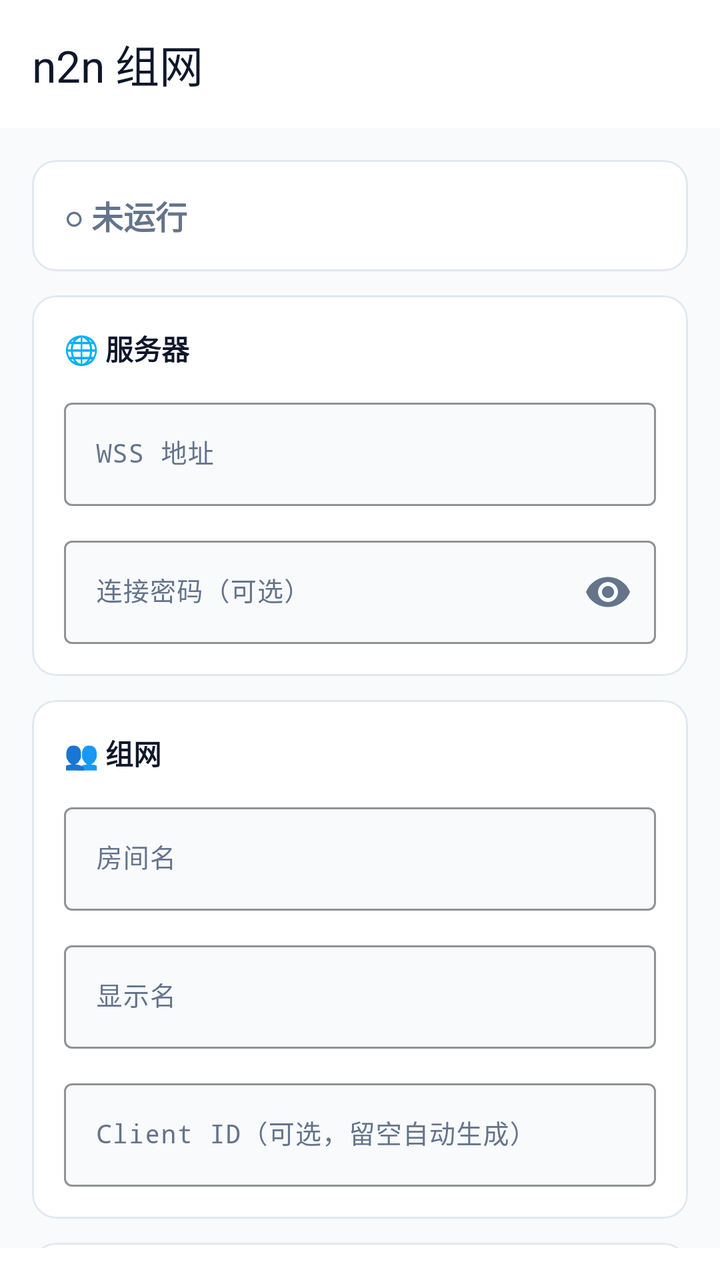
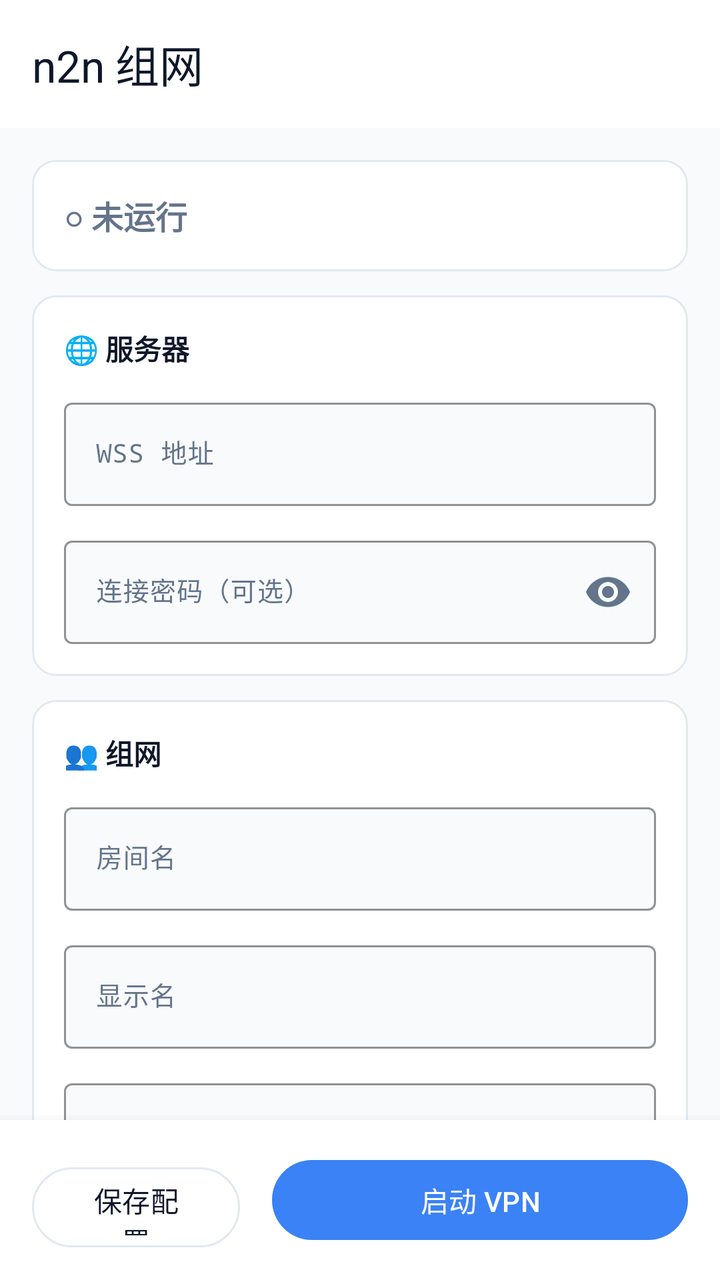

Two renders of the same Android screen: before a commit and after it. Below are the layout's source before the change and the commit's diff.
<!-- AndroidManifest.xml: application theme Theme.N2n -->
<!-- res/layout/activity_main.xml -->
<?xml version="1.0" encoding="utf-8"?>
<androidx.coordinatorlayout.widget.CoordinatorLayout
    xmlns:android="http://schemas.android.com/apk/res/android"
    xmlns:app="http://schemas.android.com/apk/res-auto"
    android:layout_width="match_parent"
    android:layout_height="match_parent"
    android:background="@color/brand_bg">

    <com.google.android.material.appbar.AppBarLayout
        android:layout_width="match_parent"
        android:layout_height="wrap_content"
        android:background="@color/brand_surface"
        app:elevation="0dp">

        <com.google.android.material.appbar.MaterialToolbar
            android:id="@+id/toolbar"
            android:layout_width="match_parent"
            android:layout_height="?attr/actionBarSize"
            app:title="@string/title_app"
            app:titleTextColor="@color/brand_text" />
    </com.google.android.material.appbar.AppBarLayout>

    <androidx.core.widget.NestedScrollView
        android:layout_width="match_parent"
        android:layout_height="match_parent"
        android:clipToPadding="false"
        android:paddingBottom="96dp"
        app:layout_behavior="@string/appbar_scrolling_view_behavior">

        <LinearLayout
            android:layout_width="match_parent"
            android:layout_height="wrap_content"
            android:orientation="vertical"
            android:padding="16dp">

            
            <com.google.android.material.card.MaterialCardView
                android:id="@+id/cardStatus"
                android:layout_width="match_parent"
                android:layout_height="wrap_content"
                android:layout_marginBottom="12dp"
                app:cardBackgroundColor="@color/brand_surface"
                app:cardCornerRadius="12dp"
                app:cardElevation="0dp"
                app:strokeColor="@color/brand_border"
                app:strokeWidth="1dp">

                <LinearLayout
                    android:layout_width="match_parent"
                    android:layout_height="wrap_content"
                    android:orientation="vertical"
                    android:padding="16dp">

                    <TextView
                        android:id="@+id/tvStatus"
                        android:layout_width="wrap_content"
                        android:layout_height="wrap_content"
                        android:text="@string/status_stopped"
                        android:textColor="@color/brand_text_dim"
                        android:textSize="16sp"
                        android:textStyle="bold" />

                    <TextView
                        android:id="@+id/tvVirtualIp"
                        android:layout_width="match_parent"
                        android:layout_height="wrap_content"
                        android:layout_marginTop="8dp"
                        android:fontFamily="monospace"
                        android:text="虚拟 IP: --"
                        android:textColor="@color/brand_text"
                        android:textSize="13sp"
                        android:visibility="gone" />

                    <TextView
                        android:id="@+id/tvClientId"
                        android:layout_width="match_parent"
                        android:layout_height="wrap_content"
                        android:layout_marginTop="2dp"
                        android:ellipsize="middle"
                        android:fontFamily="monospace"
                        android:singleLine="true"
                        android:text="Client ID: --"
                        android:textColor="@color/brand_text_dim"
                        android:textSize="12sp"
                        android:visibility="gone" />

                    <TextView
                        android:id="@+id/tvShareUrl"
                        android:layout_width="match_parent"
                        android:layout_height="wrap_content"
                        android:layout_marginTop="8dp"
                        android:autoLink="web"
                        android:fontFamily="monospace"
                        android:textColor="@color/brand_accent"
                        android:textSize="12sp"
                        android:visibility="gone" />
                </LinearLayout>
            </com.google.android.material.card.MaterialCardView>

            
            <com.google.android.material.card.MaterialCardView
                android:layout_width="match_parent"
                android:layout_height="wrap_content"
                android:layout_marginBottom="12dp"
                app:cardBackgroundColor="@color/brand_surface"
                app:cardCornerRadius="12dp"
                app:cardElevation="0dp"
                app:strokeColor="@color/brand_border"
                app:strokeWidth="1dp">

                <LinearLayout
                    android:layout_width="match_parent"
                    android:layout_height="wrap_content"
                    android:orientation="vertical"
                    android:padding="16dp">

                    <TextView
                        android:layout_width="wrap_content"
                        android:layout_height="wrap_content"
                        android:layout_marginBottom="12dp"
                        android:text="@string/card_server"
                        android:textColor="@color/brand_text"
                        android:textSize="14sp"
                        android:textStyle="bold" />

                    <com.google.android.material.textfield.TextInputLayout
                        style="@style/Widget.N2n.TextInputLayout"
                        android:layout_width="match_parent"
                        android:layout_height="wrap_content"
                        android:hint="@string/hint_wss"
                        app:boxBackgroundColor="@color/brand_bg">

                        <com.google.android.material.textfield.TextInputEditText
                            android:id="@+id/etSignalingUrl"
                            android:layout_width="match_parent"
                            android:layout_height="wrap_content"
                            android:fontFamily="monospace"
                            android:inputType="textUri"
                            android:maxLines="1"
                            android:textColor="@color/brand_text"
                            android:textSize="13sp" />
                    </com.google.android.material.textfield.TextInputLayout>

                    <com.google.android.material.textfield.TextInputLayout
                        style="@style/Widget.N2n.TextInputLayout"
                        android:layout_width="match_parent"
                        android:layout_height="wrap_content"
                        android:layout_marginTop="12dp"
                        android:hint="@string/hint_token"
                        app:boxBackgroundColor="@color/brand_bg"
                        app:endIconMode="password_toggle">

                        <com.google.android.material.textfield.TextInputEditText
                            android:id="@+id/etConnectToken"
                            android:layout_width="match_parent"
                            android:layout_height="wrap_content"
                            android:fontFamily="monospace"
                            android:inputType="textPassword"
                            android:maxLines="1"
                            android:textColor="@color/brand_text"
                            android:textSize="13sp" />
                    </com.google.android.material.textfield.TextInputLayout>
                </LinearLayout>
            </com.google.android.material.card.MaterialCardView>

            
            <com.google.android.material.card.MaterialCardView
                android:layout_width="match_parent"
                android:layout_height="wrap_content"
                android:layout_marginBottom="12dp"
                app:cardBackgroundColor="@color/brand_surface"
                app:cardCornerRadius="12dp"
                app:cardElevation="0dp"
                app:strokeColor="@color/brand_border"
                app:strokeWidth="1dp">

                <LinearLayout
                    android:layout_width="match_parent"
                    android:layout_height="wrap_content"
                    android:orientation="vertical"
                    android:padding="16dp">

                    <TextView
                        android:layout_width="wrap_content"
                        android:layout_height="wrap_content"
                        android:layout_marginBottom="12dp"
                        android:text="@string/card_network"
                        android:textColor="@color/brand_text"
                        android:textSize="14sp"
                        android:textStyle="bold" />

                    <com.google.android.material.textfield.TextInputLayout
                        style="@style/Widget.N2n.TextInputLayout"
                        android:layout_width="match_parent"
                        android:layout_height="wrap_content"
                        android:hint="@string/hint_room"
                        app:boxBackgroundColor="@color/brand_bg">

                        <com.google.android.material.textfield.TextInputEditText
                            android:id="@+id/etRoomId"
                            android:layout_width="match_parent"
                            android:layout_height="wrap_content"
                            android:fontFamily="monospace"
                            android:inputType="text"
                            android:maxLines="1"
                            android:textColor="@color/brand_text"
                            android:textSize="13sp" />
                    </com.google.android.material.textfield.TextInputLayout>

                    <com.google.android.material.textfield.TextInputLayout
                        style="@style/Widget.N2n.TextInputLayout"
                        android:layout_width="match_parent"
                        android:layout_height="wrap_content"
                        android:layout_marginTop="12dp"
                        android:hint="@string/hint_node_name"
                        app:boxBackgroundColor="@color/brand_bg">

                        <com.google.android.material.textfield.TextInputEditText
                            android:id="@+id/etNodeName"
                            android:layout_width="match_parent"
                            android:layout_height="wrap_content"
                            android:inputType="text"
                            android:maxLines="1"
                            android:textColor="@color/brand_text"
                            android:textSize="13sp" />
                    </com.google.android.material.textfield.TextInputLayout>

                    <com.google.android.material.textfield.TextInputLayout
                        style="@style/Widget.N2n.TextInputLayout"
                        android:layout_width="match_parent"
                        android:layout_height="wrap_content"
                        android:layout_marginTop="12dp"
                        android:hint="@string/hint_client_id"
                        app:boxBackgroundColor="@color/brand_bg">

                        <com.google.android.material.textfield.TextInputEditText
                            android:id="@+id/etClientId"
                            android:layout_width="match_parent"
                            android:layout_height="wrap_content"
                            android:fontFamily="monospace"
                            android:inputType="text"
                            android:maxLines="1"
                            android:textColor="@color/brand_text"
                            android:textSize="13sp" />
                    </com.google.android.material.textfield.TextInputLayout>
                </LinearLayout>
            </com.google.android.material.card.MaterialCardView>

            
            <com.google.android.material.card.MaterialCardView
                android:layout_width="match_parent"
                android:layout_height="wrap_content"
                android:layout_marginBottom="12dp"
                app:cardBackgroundColor="@color/brand_surface"
                app:cardCornerRadius="12dp"
                app:cardElevation="0dp"
                app:strokeColor="@color/brand_border"
                app:strokeWidth="1dp">

                <LinearLayout
                    android:layout_width="match_parent"
                    android:layout_height="wrap_content"
                    android:orientation="vertical"
                    android:padding="16dp">

                    <TextView
                        android:layout_width="wrap_content"
                        android:layout_height="wrap_content"
                        android:layout_marginBottom="8dp"
                        android:text="@string/card_share"
                        android:textColor="@color/brand_text"
                        android:textSize="14sp"
                        android:textStyle="bold" />

                    <TextView
                        android:id="@+id/tvShareDir"
                        android:layout_width="match_parent"
                        android:layout_height="wrap_content"
                        android:ellipsize="middle"
                        android:fontFamily="monospace"
                        android:singleLine="true"
                        android:textColor="@color/brand_text_dim"
                        android:textSize="12sp" />

                    <LinearLayout
                        android:layout_width="match_parent"
                        android:layout_height="wrap_content"
                        android:layout_marginTop="12dp"
                        android:gravity="end"
                        android:orientation="horizontal">

                        <com.google.android.material.button.MaterialButton
                            android:id="@+id/btnPickDir"
                            style="@style/Widget.Material3.Button.OutlinedButton"
                            android:layout_width="wrap_content"
                            android:layout_height="wrap_content"
                            android:layout_marginEnd="8dp"
                            android:text="@string/btn_pick_dir"
                            android:textColor="@color/brand_accent"
                            app:strokeColor="@color/brand_accent" />

                        <com.google.android.material.button.MaterialButton
                            android:id="@+id/btnManageFiles"
                            style="@style/Widget.Material3.Button"
                            android:layout_width="wrap_content"
                            android:layout_height="wrap_content"
                            android:text="@string/btn_manage_files"
                            android:textColor="#FFFFFF"
                            app:backgroundTint="@color/brand_accent" />
                    </LinearLayout>
                </LinearLayout>
            </com.google.android.material.card.MaterialCardView>

            
            <com.google.android.material.card.MaterialCardView
                android:layout_width="match_parent"
                android:layout_height="wrap_content"
                android:layout_marginBottom="12dp"
                app:cardBackgroundColor="@color/brand_surface"
                app:cardCornerRadius="12dp"
                app:cardElevation="0dp"
                app:strokeColor="@color/brand_border"
                app:strokeWidth="1dp">

                <LinearLayout
                    android:layout_width="match_parent"
                    android:layout_height="wrap_content"
                    android:orientation="vertical"
                    android:padding="16dp">

                    <LinearLayout
                        android:layout_width="match_parent"
                        android:layout_height="wrap_content"
                        android:layout_marginBottom="8dp"
                        android:gravity="center_vertical"
                        android:orientation="horizontal">

                        <TextView
                            android:layout_width="0dp"
                            android:layout_height="wrap_content"
                            android:layout_weight="1"
                            android:text="@string/card_peers"
                            android:textColor="@color/brand_text"
                            android:textSize="14sp"
                            android:textStyle="bold" />

                        <TextView
                            android:id="@+id/tvPeerCount"
                            android:layout_width="wrap_content"
                            android:layout_height="wrap_content"
                            android:text="0"
                            android:textColor="@color/brand_text_dim"
                            android:textSize="12sp" />
                    </LinearLayout>

                    <TextView
                        android:id="@+id/tvPeersEmpty"
                        android:layout_width="match_parent"
                        android:layout_height="wrap_content"
                        android:gravity="center"
                        android:paddingVertical="12dp"
                        android:text="@string/empty_peers"
                        android:textColor="@color/brand_text_dim"
                        android:textSize="13sp" />

                    <LinearLayout
                        android:id="@+id/peersContainer"
                        android:layout_width="match_parent"
                        android:layout_height="wrap_content"
                        android:orientation="vertical" />
                </LinearLayout>
            </com.google.android.material.card.MaterialCardView>

        </LinearLayout>
    </androidx.core.widget.NestedScrollView>

    
    <LinearLayout
        android:layout_width="match_parent"
        android:layout_height="wrap_content"
        android:layout_gravity="bottom"
        android:background="@color/brand_surface"
        android:orientation="horizontal"
        android:padding="16dp"
        app:layout_behavior="@string/appbar_scrolling_view_behavior">

        <com.google.android.material.button.MaterialButton
            android:id="@+id/btnSave"
            style="@style/Widget.Material3.Button.OutlinedButton"
            android:layout_width="0dp"
            android:layout_height="48dp"
            android:layout_marginEnd="8dp"
            android:layout_weight="1"
            android:text="@string/btn_save"
            android:textColor="@color/brand_text"
            app:strokeColor="@color/brand_border" />

        <com.google.android.material.button.MaterialButton
            android:id="@+id/btnStart"
            style="@style/Widget.Material3.Button"
            android:layout_width="0dp"
            android:layout_height="48dp"
            android:layout_marginStart="8dp"
            android:layout_weight="2"
            android:text="@string/btn_start"
            android:textColor="#FFFFFF"
            app:backgroundTint="@color/brand_accent" />
    </LinearLayout>

    <com.google.android.material.button.MaterialButton
        android:id="@+id/btnStop"
        style="@style/Widget.Material3.Button"
        android:layout_width="match_parent"
        android:layout_height="48dp"
        android:layout_gravity="bottom"
        android:layout_margin="16dp"
        android:visibility="gone"
        android:text="@string/btn_stop"
        android:textColor="#FFFFFF"
        app:backgroundTint="@color/brand_danger" />

</androidx.coordinatorlayout.widget.CoordinatorLayout>
<!-- resources referenced by this layout -->
<resources>
  <color name="brand_accent">#3B82F6</color>
  <color name="brand_bg">#F8FAFC</color>
  <color name="brand_border">#E2E8F0</color>
  <color name="brand_danger">#DC2626</color>
  <color name="brand_surface">#FFFFFF</color>
  <color name="brand_text">#0F172A</color>
  <color name="brand_text_dim">#64748B</color>
  <string name="btn_manage_files">管理文件</string>
  <string name="btn_pick_dir">选择目录</string>
  <string name="btn_save">保存配置</string>
  <string name="btn_start">启动 VPN</string>
  <string name="btn_stop">停止 VPN</string>
  <string name="card_network">👥 组网</string>
  <string name="card_peers">🌐 已连接节点</string>
  <string name="card_server">🌐 服务器</string>
  <string name="card_share">📁 共享盘</string>
  <string name="empty_peers">暂无其他节点</string>
  <string name="hint_client_id">Client ID（可选，留空自动生成）</string>
  <string name="hint_node_name">显示名</string>
  <string name="hint_room">房间名</string>
  <string name="hint_token">连接密码（可选）</string>
  <string name="hint_wss">WSS 地址</string>
  <string name="status_stopped">○ 未运行</string>
  <string name="title_app">n2n 组网</string>
  <style name="Widget.N2n.TextInputLayout" parent="Widget.Material3.TextInputLayout.OutlinedBox">
          <item name="boxStrokeColor">@color/brand_accent</item>
          <item name="boxStrokeWidth">1dp</item>
          <item name="boxStrokeWidthFocused">2dp</item>
          <item name="hintTextColor">@color/brand_text_dim</item>
          <item name="android:textColorHint">@color/brand_text_dim</item>
      </style>
  <style name="Theme.N2n" parent="Theme.Material3.DayNight.NoActionBar">
          <item name="colorPrimary">@color/brand_accent</item>
          <item name="colorOnPrimary">#FFFFFF</item>
          <item name="colorSurface">@color/brand_surface</item>
          <item name="colorOnSurface">@color/brand_text</item>
          <item name="colorSurfaceVariant">@color/brand_surface_2</item>
          <item name="colorOnSurfaceVariant">@color/brand_text_dim</item>
          <item name="colorError">@color/brand_danger</item>
          <item name="android:windowBackground">@color/brand_bg</item>
          <item name="android:statusBarColor">@color/brand_bg</item>
          <item name="android:navigationBarColor">@color/brand_bg</item>
      </style>
  <color name="brand_surface_2">#F1F5F9</color>
</resources>

<!-- the commit's change to res/layout/activity_main.xml (unified diff, before → after) -->
@@ -1,31 +1,27 @@
 <?xml version="1.0" encoding="utf-8"?>
-<androidx.coordinatorlayout.widget.CoordinatorLayout
-    xmlns:android="http://schemas.android.com/apk/res/android"
+<LinearLayout xmlns:android="http://schemas.android.com/apk/res/android"
     xmlns:app="http://schemas.android.com/apk/res-auto"
     android:layout_width="match_parent"
     android:layout_height="match_parent"
-    android:background="@color/brand_bg">
-
-    <com.google.android.material.appbar.AppBarLayout
+    android:background="@color/brand_bg"
+    android:orientation="vertical">
+
+    
+    <com.google.android.material.appbar.MaterialToolbar
+        android:id="@+id/toolbar"
         android:layout_width="match_parent"
-        android:layout_height="wrap_content"
+        android:layout_height="?attr/actionBarSize"
         android:background="@color/brand_surface"
-        app:elevation="0dp">
-
-        <com.google.android.material.appbar.MaterialToolbar
-            android:id="@+id/toolbar"
-            android:layout_width="match_parent"
-            android:layout_height="?attr/actionBarSize"
-            app:title="@string/title_app"
-            app:titleTextColor="@color/brand_text" />
-    </com.google.android.material.appbar.AppBarLayout>
-
+        app:title="@string/title_app"
+        app:titleTextColor="@color/brand_text" />
+
+    
     <androidx.core.widget.NestedScrollView
         android:layout_width="match_parent"
-        android:layout_height="match_parent"
+        android:layout_height="0dp"
+        android:layout_weight="1"
         android:clipToPadding="false"
-        android:paddingBottom="96dp"
-        app:layout_behavior="@string/appbar_scrolling_view_behavior">
+        android:paddingBottom="16dp">
 
         <LinearLayout
             android:layout_width="match_parent"
@@ -375,48 +371,53 @@
     </androidx.core.widget.NestedScrollView>
 
     
-    <LinearLayout
+    <FrameLayout
         android:layout_width="match_parent"
         android:layout_height="wrap_content"
-        android:layout_gravity="bottom"
         android:background="@color/brand_surface"
-        android:orientation="horizontal"
-        android:padding="16dp"
-        app:layout_behavior="@string/appbar_scrolling_view_behavior">
-
+        android:elevation="8dp"
+        android:padding="16dp">
+
+        
+        <LinearLayout
+            android:id="@+id/bottomBarIdle"
+            android:layout_width="match_parent"
+            android:layout_height="48dp"
+            android:orientation="horizontal">
+
+            <com.google.android.material.button.MaterialButton
+                android:id="@+id/btnSave"
+                style="@style/Widget.Material3.Button.OutlinedButton"
+                android:layout_width="0dp"
+                android:layout_height="48dp"
+                android:layout_marginEnd="8dp"
+                android:layout_weight="1"
+                android:text="@string/btn_save"
+                android:textColor="@color/brand_text"
+                app:strokeColor="@color/brand_border" />
+
+            <com.google.android.material.button.MaterialButton
+                android:id="@+id/btnStart"
+                style="@style/Widget.Material3.Button"
+                android:layout_width="0dp"
+                android:layout_height="48dp"
+                android:layout_marginStart="8dp"
+                android:layout_weight="2"
+                android:text="@string/btn_start"
+                android:textColor="#FFFFFF"
+                app:backgroundTint="@color/brand_accent" />
+        </LinearLayout>
+
+        
         <com.google.android.material.button.MaterialButton
-            android:id="@+id/btnSave"
-            style="@style/Widget.Material3.Button.OutlinedButton"
-            android:layout_width="0dp"
+            android:id="@+id/btnStop"
+            style="@style/Widget.Material3.Button"
+            android:layout_width="match_parent"
             android:layout_height="48dp"
-            android:layout_marginEnd="8dp"
-            android:layout_weight="1"
-            android:text="@string/btn_save"
-            android:textColor="@color/brand_text"
-            app:strokeColor="@color/brand_border" />
-
-        <com.google.android.material.button.MaterialButton
-            android:id="@+id/btnStart"
-            style="@style/Widget.Material3.Button"
-            android:layout_width="0dp"
-            android:layout_height="48dp"
-            android:layout_marginStart="8dp"
-            android:layout_weight="2"
-            android:text="@string/btn_start"
+            android:text="@string/btn_stop"
             android:textColor="#FFFFFF"
-            app:backgroundTint="@color/brand_accent" />
-    </LinearLayout>
-
-    <com.google.android.material.button.MaterialButton
-        android:id="@+id/btnStop"
-        style="@style/Widget.Material3.Button"
-        android:layout_width="match_parent"
-        android:layout_height="48dp"
-        android:layout_gravity="bottom"
-        android:layout_margin="16dp"
-        android:visibility="gone"
-        android:text="@string/btn_stop"
-        android:textColor="#FFFFFF"
-        app:backgroundTint="@color/brand_danger" />
-
-</androidx.coordinatorlayout.widget.CoordinatorLayout>
+            android:visibility="gone"
+            app:backgroundTint="@color/brand_danger" />
+    </FrameLayout>
+
+</LinearLayout>
